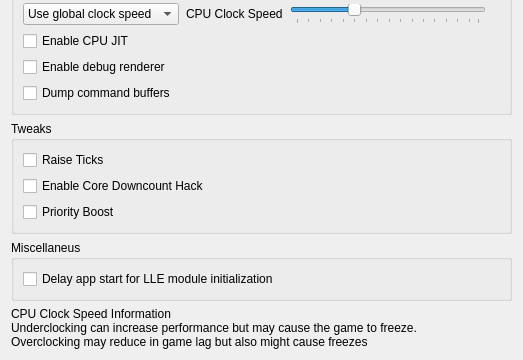
Old version of the form src/citra_qt/configuration/configure_debug.ui in the repository rtiangha/Citra-Enhanced; both pictures show x 0 to 523 and y 232 to 592 of the 523 by 592 pixel window.
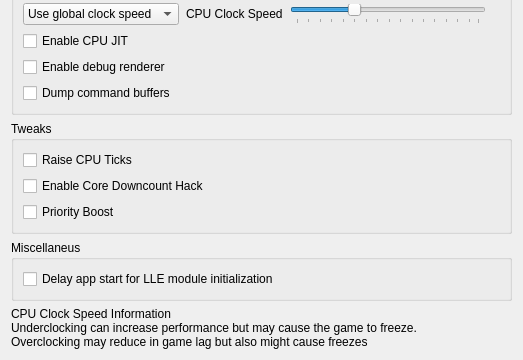
New version of the form.

Commit message: Reformat ticks

Patch:
```diff
--- a/src/citra_qt/configuration/configure_debug.ui
+++ b/src/citra_qt/configuration/configure_debug.ui
@@ -245,7 +245,7 @@
          <string>&lt;html&gt;&lt;head/&gt;&lt;body&gt;&lt;p&gt;Adds 16000 ticks. Can improve the performance or decrease, depending of the game or if it is a low-end device&lt;/p&gt;&lt;/body&gt;&lt;/html&gt;</string>
         </property>
         <property name="text">
-         <string>Raise Ticks</string>
+         <string>Raise CPU Ticks</string>
         </property>
        </widget>
       </item>
```
Left out of the diff: 4 changed lines with no effect on the pictures. The commit also changes 17 other files.
